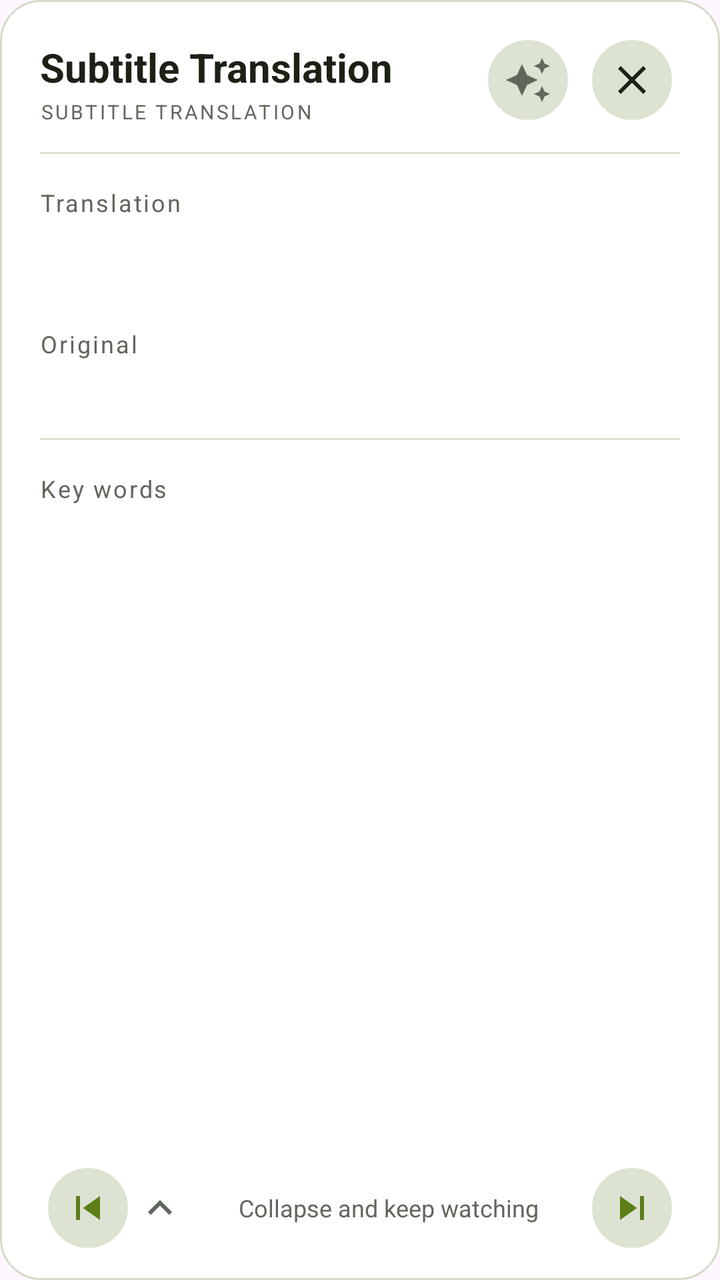
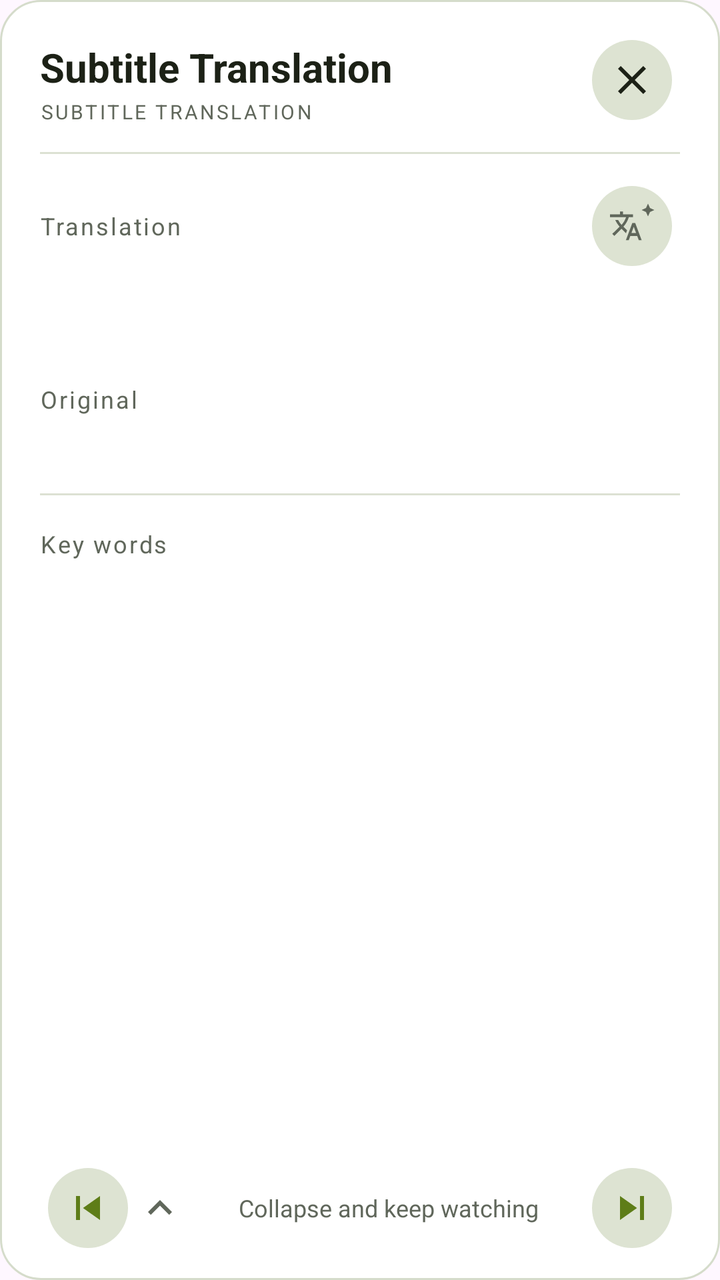

The first picture is an Android layout as it rendered before a commit; the second is the same layout after the commit. The layout source and the unified diff follow.
<!-- AndroidManifest.xml: application theme Theme.SubtitleTranslator -->
<!-- res/layout/overlay_translation.xml -->
<?xml version="1.0" encoding="utf-8"?>
<LinearLayout xmlns:android="http://schemas.android.com/apk/res/android"
    android:layout_width="match_parent"
    android:layout_height="wrap_content"
    android:layout_marginHorizontal="12dp"
    android:orientation="vertical"
    android:background="@drawable/bg_translation_overlay"
    android:paddingHorizontal="@dimen/overlay_padding_horizontal"
    android:paddingTop="16dp"
    android:paddingBottom="12dp">

    
    <LinearLayout
        android:layout_width="match_parent"
        android:layout_height="wrap_content"
        android:orientation="horizontal"
        android:gravity="top">

        <LinearLayout
            android:layout_width="0dp"
            android:layout_height="wrap_content"
            android:layout_weight="1"
            android:orientation="vertical"
            android:paddingTop="4dp">

            <TextView
                android:layout_width="match_parent"
                android:layout_height="wrap_content"
                android:text="@string/overlay_title"
                android:textAppearance="@style/TextAppearance.SubtitleTranslator.ScreenTitle" />

            <TextView
                android:layout_width="match_parent"
                android:layout_height="wrap_content"
                android:layout_marginTop="2dp"
                android:text="@string/overlay_subtitle"
                android:textAppearance="@style/TextAppearance.SubtitleTranslator.Overline" />
        </LinearLayout>

        
        <ImageButton
            android:id="@+id/btnAiTranslate"
            android:layout_width="@dimen/touch_target"
            android:layout_height="@dimen/touch_target"
            android:layout_marginEnd="4dp"
            android:padding="12dp"
            android:scaleType="fitCenter"
            android:background="@drawable/bg_icon_button"
            android:src="@drawable/ic_ai"
            android:contentDescription="@string/overlay_ai_translate" />

        <ImageButton
            android:id="@+id/btnClose"
            android:layout_width="@dimen/touch_target"
            android:layout_height="@dimen/touch_target"
            android:padding="12dp"
            android:scaleType="fitCenter"
            android:background="@drawable/bg_icon_button"
            android:src="@drawable/ic_close"
            android:contentDescription="@string/action_close" />
    </LinearLayout>

    
    <View
        android:layout_width="match_parent"
        android:layout_height="1dp"
        android:layout_marginTop="12dp"
        android:background="@color/divider" />

    
    <ScrollView
        android:id="@+id/contentScroll"
        android:layout_width="match_parent"
        android:layout_height="0dp"
        android:layout_weight="1"
        android:scrollbars="vertical">

        <LinearLayout
            android:layout_width="match_parent"
            android:layout_height="wrap_content"
            android:orientation="vertical">

            
            <TextView
                android:layout_width="match_parent"
                android:layout_height="wrap_content"
                android:layout_marginTop="16dp"
                android:text="@string/overlay_translated_label"
                android:textAppearance="@style/TextAppearance.SubtitleTranslator.SectionLabel" />

            <TextView
                android:id="@+id/tvTranslatedText"
                android:layout_width="match_parent"
                android:layout_height="wrap_content"
                android:layout_marginTop="6dp"
                android:textAppearance="@style/TextAppearance.SubtitleTranslator.Translation" />

            
            <TextView
                android:layout_width="match_parent"
                android:layout_height="wrap_content"
                android:layout_marginTop="16dp"
                android:text="@string/overlay_original_label"
                android:textAppearance="@style/TextAppearance.SubtitleTranslator.SectionLabel" />

            
            <LinearLayout
                android:layout_width="match_parent"
                android:layout_height="wrap_content"
                android:layout_marginTop="4dp"
                android:gravity="top"
                android:orientation="horizontal">

                <TextView
                    android:id="@+id/tvOriginalText"
                    android:layout_width="0dp"
                    android:layout_height="wrap_content"
                    android:layout_weight="1"
                    android:textSize="14sp"
                    android:textColor="@color/text_secondary"
                    android:lineSpacingMultiplier="1.35" />

                <ImageButton
                    android:id="@+id/btnSaveSentence"
                    android:layout_width="@dimen/touch_target"
                    android:layout_height="@dimen/touch_target"
                    android:layout_marginStart="4dp"
                    android:background="@drawable/bg_icon_button"
                    android:contentDescription="@string/action_save_sentence"
                    android:padding="12dp"
                    android:scaleType="fitCenter"
                    android:src="@drawable/ic_bookmark_border"
                    android:visibility="gone" />
            </LinearLayout>

            
            <View
                android:layout_width="match_parent"
                android:layout_height="1dp"
                android:layout_marginVertical="16dp"
                android:background="@color/divider" />

            
            <LinearLayout
                android:layout_width="match_parent"
                android:layout_height="wrap_content"
                android:orientation="horizontal"
                android:gravity="center_vertical">

                <TextView
                    android:layout_width="0dp"
                    android:layout_height="wrap_content"
                    android:layout_weight="1"
                    android:text="@string/overlay_key_words"
                    android:textAppearance="@style/TextAppearance.SubtitleTranslator.SectionLabel" />

                <TextView
                    android:id="@+id/tvWordCount"
                    android:layout_width="wrap_content"
                    android:layout_height="wrap_content"
                    android:textAppearance="@style/TextAppearance.SubtitleTranslator.Caption"
                    android:visibility="gone" />
            </LinearLayout>

            <LinearLayout
                android:id="@+id/wordsContainer"
                android:layout_width="match_parent"
                android:layout_height="wrap_content"
                android:layout_marginTop="4dp"
                android:orientation="vertical" />

        </LinearLayout>
    </ScrollView>

    
    <LinearLayout
        android:layout_width="match_parent"
        android:layout_height="48dp"
        android:layout_marginTop="4dp"
        android:orientation="horizontal"
        android:gravity="center_vertical">

        <ImageButton
            android:id="@+id/btnPreviousSubtitle"
            android:layout_width="48dp"
            android:layout_height="48dp"
            android:padding="12dp"
            android:scaleType="fitCenter"
            android:background="@drawable/bg_icon_button"
            android:src="@drawable/ic_skip_previous"
            android:contentDescription="@string/overlay_previous_subtitle" />

        <TextView
            android:id="@+id/btnCollapse"
            android:layout_width="0dp"
            android:layout_height="48dp"
            android:layout_weight="1"
            android:gravity="center"
            android:clickable="true"
            android:focusable="true"
            android:background="?attr/selectableItemBackground"
            android:drawableStart="@drawable/ic_expand_less"
            android:drawablePadding="4dp"
            android:text="@string/overlay_collapse_hint"
            android:textSize="12sp"
            android:textColor="@color/text_secondary" />

        <ImageButton
            android:id="@+id/btnNextSubtitle"
            android:layout_width="48dp"
            android:layout_height="48dp"
            android:padding="12dp"
            android:scaleType="fitCenter"
            android:background="@drawable/bg_icon_button"
            android:src="@drawable/ic_skip_next"
            android:contentDescription="@string/overlay_next_subtitle" />
    </LinearLayout>

</LinearLayout>
<!-- resources referenced by this layout -->
<resources>
  <color name="divider">#FFDCE1D3</color>
  <color name="text_secondary">#FF60675B</color>
  <dimen name="overlay_padding_horizontal">20dp</dimen>
  <dimen name="touch_target">48dp</dimen>
  <!-- drawable ic_ai (drawable) -->
  <?xml version="1.0" encoding="utf-8"?>
  <vector xmlns:android="http://schemas.android.com/apk/res/android"
      android:width="24dp"
      android:height="24dp"
      android:viewportWidth="24"
      android:viewportHeight="24"
      android:tint="@color/text_secondary">
      <path
          android:fillColor="@android:color/white"
          android:pathData="M19,9l1.25,-2.75L23,5l-2.75,-1.25L19,1l-1.25,2.75L15,5l2.75,1.25L19,9zM19,15l-1.25,2.75L15,19l2.75,1.25L19,23l1.25,-2.75L23,19l-2.75,-1.25L19,15zM11.5,9.5L9,4 6.5,9.5 1,12l5.5,2.5L9,20l2.5,-5.5L17,12l-5.5,-2.5z" />
  </vector>
  <string name="action_close">Close</string>
  <string name="action_save_sentence">Save sentence</string>
  <string name="overlay_ai_translate">AI translation</string>
  <string name="overlay_collapse_hint">Collapse and keep watching</string>
  <string name="overlay_key_words">Key words</string>
  <string name="overlay_next_subtitle">Next line</string>
  <string name="overlay_original_label">Original</string>
  <string name="overlay_previous_subtitle">Previous line</string>
  <string name="overlay_subtitle">SUBTITLE TRANSLATION</string>
  <string name="overlay_title">Subtitle Translation</string>
  <string name="overlay_translated_label">Translation</string>
  <style name="TextAppearance.SubtitleTranslator.Caption" parent="TextAppearance.Material3.BodySmall">
          <item name="android:textSize">12sp</item>
          <item name="android:textColor">@color/text_secondary</item>
      </style>
  <style name="TextAppearance.SubtitleTranslator.Overline" parent="TextAppearance.Material3.BodySmall">
          <item name="android:textSize">10sp</item>
          <item name="android:textColor">@color/text_secondary</item>
          <item name="android:letterSpacing">0.12</item>
      </style>
  <style name="TextAppearance.SubtitleTranslator.ScreenTitle" parent="TextAppearance.Material3.TitleLarge">
          <item name="android:textSize">20sp</item>
          <item name="android:textStyle">bold</item>
          <item name="android:textColor">@color/text_primary</item>
      </style>
  <style name="TextAppearance.SubtitleTranslator.SectionLabel" parent="TextAppearance.Material3.BodySmall">
          <item name="android:textSize">12sp</item>
          <item name="android:textColor">@color/text_secondary</item>
          <item name="android:letterSpacing">0.08</item>
      </style>
  <color name="surface_variant">#FFDDE3D2</color>
  <color name="panel_bg">#FFFFFFFF</color>
  <color name="card_stroke">#FFD5DCCB</color>
  <dimen name="panel_radius">20dp</dimen>
  <color name="text_primary">#FF1C2116</color>
  <color name="accent">#FF5E7D18</color>
  <color name="accent_dim">#FF49650F</color>
  <color name="on_accent">#FFFFFFFF</color>
  <color name="accent_container">#FFE6F1C8</color>
  <color name="on_accent_container">#FF35450C</color>
  <color name="screen_bg">#FFF6F7F2</color>
  <color name="surface_tile">#FFECF0E3</color>
  <color name="card_bg">#FFECF0E3</color>
  <color name="button_outline">#FFC8CEBF</color>
  <color name="stop_button">#FFB3261E</color>
  <!-- unchanged entries left out for length: 9 -->
</resources>

<!-- the commit's change to res/layout/overlay_translation.xml (unified diff, before → after) -->
@@ -37,18 +37,6 @@
                 android:textAppearance="@style/TextAppearance.SubtitleTranslator.Overline" />
         </LinearLayout>
 
-        
-        <ImageButton
-            android:id="@+id/btnAiTranslate"
-            android:layout_width="@dimen/touch_target"
-            android:layout_height="@dimen/touch_target"
-            android:layout_marginEnd="4dp"
-            android:padding="12dp"
-            android:scaleType="fitCenter"
-            android:background="@drawable/bg_icon_button"
-            android:src="@drawable/ic_ai"
-            android:contentDescription="@string/overlay_ai_translate" />
-
         <ImageButton
             android:id="@+id/btnClose"
             android:layout_width="@dimen/touch_target"
@@ -81,12 +69,32 @@
             android:orientation="vertical">
 
             
-            <TextView
-                android:layout_width="match_parent"
-                android:layout_height="wrap_content"
-                android:layout_marginTop="16dp"
-                android:text="@string/overlay_translated_label"
-                android:textAppearance="@style/TextAppearance.SubtitleTranslator.SectionLabel" />
+            <LinearLayout
+                android:layout_width="match_parent"
+                android:layout_height="wrap_content"
+                android:layout_marginTop="12dp"
+                android:gravity="center_vertical"
+                android:orientation="horizontal">
+
+                <TextView
+                    android:layout_width="0dp"
+                    android:layout_height="wrap_content"
+                    android:layout_weight="1"
+                    android:text="@string/overlay_translated_label"
+                    android:textAppearance="@style/TextAppearance.SubtitleTranslator.SectionLabel" />
+
+                
+                <ImageButton
+                    android:id="@+id/btnAiTranslate"
+                    android:layout_width="@dimen/touch_target"
+                    android:layout_height="@dimen/touch_target"
+                    android:layout_marginStart="4dp"
+                    android:background="@drawable/bg_icon_button"
+                    android:contentDescription="@string/overlay_ai_translate"
+                    android:padding="12dp"
+                    android:scaleType="fitCenter"
+                    android:src="@drawable/ic_ai_translate" />
+            </LinearLayout>
 
             <TextView
                 android:id="@+id/tvTranslatedText"
<!-- resource entries referenced after the edit -->
@@ -4,7 +4,7 @@
   <color name="text_secondary">#FF60675B</color>
   <dimen name="overlay_padding_horizontal">20dp</dimen>
   <dimen name="touch_target">48dp</dimen>
-  <!-- drawable ic_ai (drawable) -->
+  <!-- drawable ic_ai_translate (drawable) -->
   <?xml version="1.0" encoding="utf-8"?>
   <vector xmlns:android="http://schemas.android.com/apk/res/android"
       android:width="24dp"
@@ -12,13 +12,24 @@
       android:viewportWidth="24"
       android:viewportHeight="24"
       android:tint="@color/text_secondary">
+      
+      <group
+          android:pivotX="1"
+          android:pivotY="1"
+          android:scaleX="0.72"
+          android:scaleY="0.72"
+          android:translateY="3">
+          <path
+              android:fillColor="@android:color/white"
+              android:pathData="M12.87,15.07l-2.54,-2.51 0.03,-0.03c1.74,-1.94 2.98,-4.17 3.71,-6.53L17,6L17,4h-7L10,2L8,2v2L1,4v1.99h11.17C11.5,7.92 10.44,9.75 9,11.35 8.07,10.32 7.3,9.19 6.69,8h-2c0.73,1.63 1.73,3.17 2.98,4.56l-5.09,5.02L4,19l5,-5 3.11,3.11 0.76,-2.04zM18.5,10h-2L12,22h2l1.12,-3h4.75L21,22h2l-4.5,-12zM15.88,17l1.62,-4.33L19.12,17h-3.24z" />
+      </group>
       <path
           android:fillColor="@android:color/white"
-          android:pathData="M19,9l1.25,-2.75L23,5l-2.75,-1.25L19,1l-1.25,2.75L15,5l2.75,1.25L19,9zM19,15l-1.25,2.75L15,19l2.75,1.25L19,23l1.25,-2.75L23,19l-2.75,-1.25L19,15zM11.5,9.5L9,4 6.5,9.5 1,12l5.5,2.5L9,20l2.5,-5.5L17,12l-5.5,-2.5z" />
+          android:pathData="M21,3L20,0.8 19,3 16.8,4 19,5 20,7.2 21,5 23.2,4z" />
   </vector>
   <string name="action_close">Close</string>
   <string name="action_save_sentence">Save sentence</string>
-  <string name="overlay_ai_translate">AI translation</string>
+  <string name="overlay_ai_translate">AI translation and correction</string>
   <string name="overlay_collapse_hint">Collapse and keep watching</string>
   <string name="overlay_key_words">Key words</string>
   <string name="overlay_next_subtitle">Next line</string>
